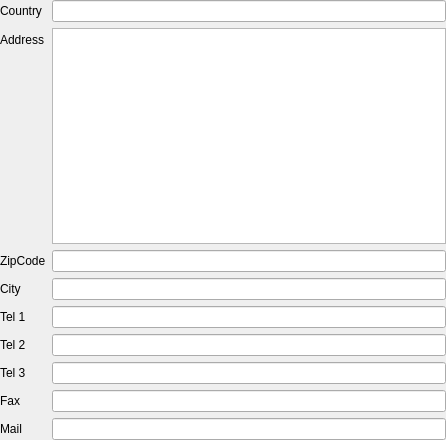
Old version of the form plugins/usermanagerplugin/widgets/userviewer_contact.ui in the repository FreeHealth/freehealth.
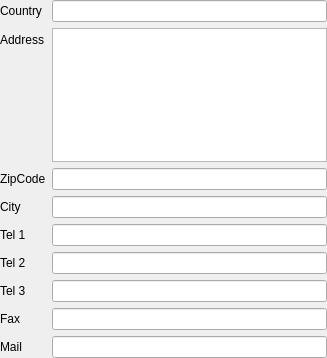
New version of the form.

Patch:
```diff
--- a/plugins/usermanagerplugin/widgets/userviewer_contact.ui
+++ b/plugins/usermanagerplugin/widgets/userviewer_contact.ui
@@ -6,40 +6,13 @@
    <rect>
     <x>0</x>
     <y>0</y>
-    <width>446</width>
-    <height>440</height>
+    <width>327</width>
+    <height>358</height>
    </rect>
   </property>
   <property name="windowTitle">
    <string>Form</string>
   </property>
-  <layout class="QGridLayout" name="gridLayout">
-   <property name="margin">
-    <number>0</number>
-   </property>
-   <item row="0" column="0">
-    <widget class="QScrollArea" name="scrollArea">
-     <property name="frameShape">
-      <enum>QFrame::NoFrame</enum>
-     </property>
-     <property name="frameShadow">
-      <enum>QFrame::Plain</enum>
-     </property>
-     <property name="lineWidth">
-      <number>0</number>
-     </property>
-     <property name="widgetResizable">
-      <bool>true</bool>
-     </property>
-     <widget class="QWidget" name="scrollAreaWidgetContents">
-      <property name="geometry">
-       <rect>
-        <x>0</x>
-        <y>0</y>
-        <width>446</width>
-        <height>440</height>
-       </rect>
-      </property>
       <layout class="QFormLayout" name="formLayout">
        <property name="margin">
         <number>0</number>
@@ -133,10 +106,6 @@
        </item>
        <item row="8" column="1">
         <widget class="QLineEdit" name="mailLineEdit"/>
-       </item>
-      </layout>
-     </widget>
-    </widget>
    </item>
   </layout>
  </widget>
```
Lines whose indentation alone changed are shown as unchanged.
